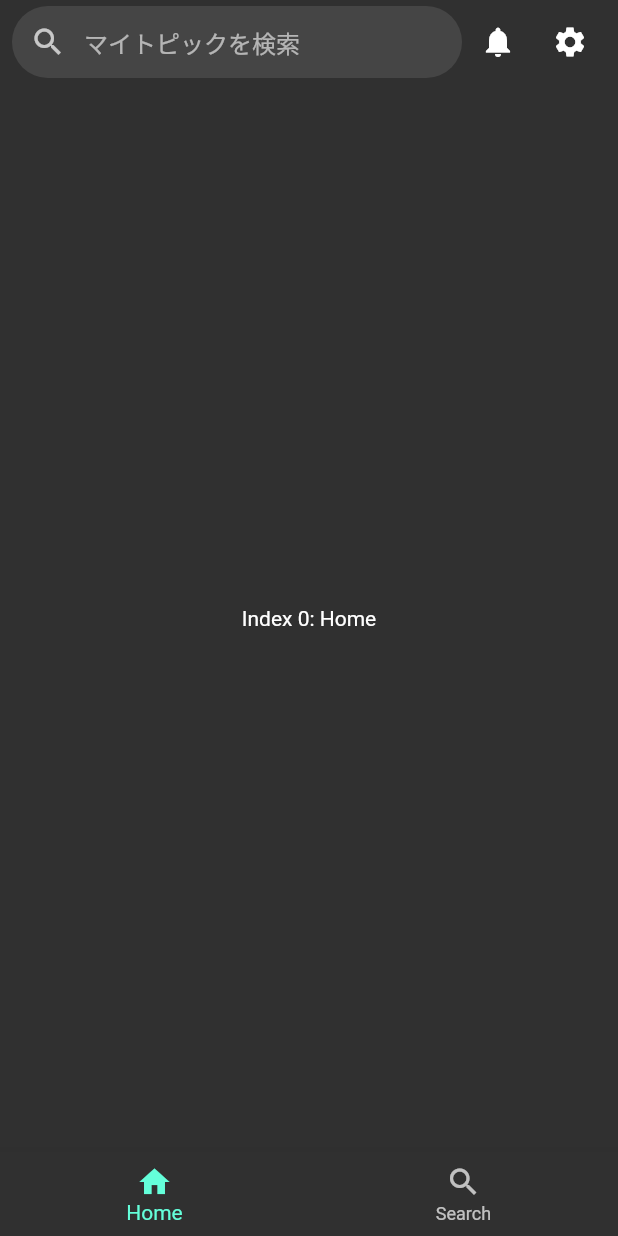
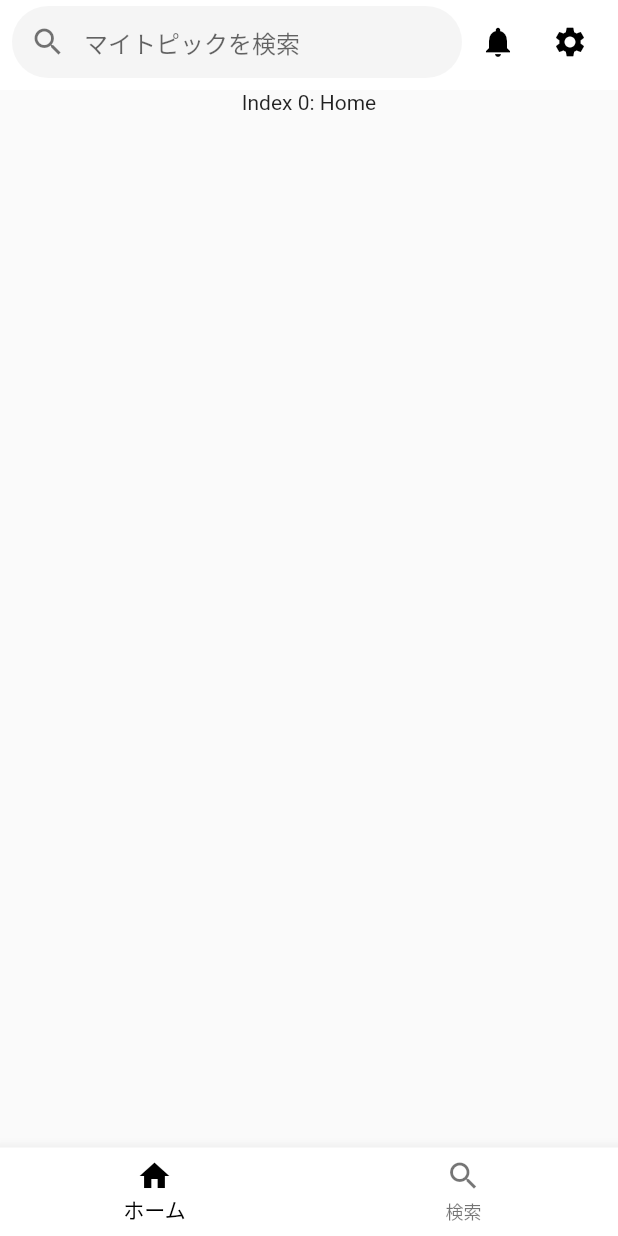
Before and after one commit to takeruk-com/chatachata, a Flutter app: the screen it shows after launch, on a phone screen of 412 x 824 dp. Run offline on Flutter 3.47's test engine with Material 2 defaults, Android fonts, the phone set to English and light mode, and no system bars.

Commit message:
追加：AppBarをSliverAppBarに変更とデザインの修正
SliverAppBarに変更しスワイプ時にAppBarが隠れるようにした。
ライトモードとダークモードのデザインを修正した。

```diff
--- a/flutter_application/lib/bar/bar_widget.dart
+++ b/flutter_application/lib/bar/bar_widget.dart
@@ -30,11 +30,11 @@ class _BarWidgetState extends State<BarWidget> {
         items: const <BottomNavigationBarItem>[
           BottomNavigationBarItem(
             icon: Icon(Icons.home),
-            label: 'Home',
+            label: 'ホーム',
           ),
           BottomNavigationBarItem(
             icon: Icon(Icons.search),
-            label: 'Search',
+            label: '検索',
           ),
         ],
         currentIndex: _selectedIndex,
--- a/flutter_application/lib/home/home_page.dart
+++ b/flutter_application/lib/home/home_page.dart
@@ -17,11 +17,12 @@ class _HomePageState extends State<HomePage> {
   @override
   Widget build(BuildContext context) {
     return Scaffold(
-        appBar: AppBar(
+      body: CustomScrollView(
+        slivers: [
+          SliverAppBar(
             title: Padding(
               padding: const EdgeInsets.only(left: 8),
               child: TextField(
-              cursorColor: Colors.white,
                 onTap: () {
                   setState(() {
                     _searchBoolean = true;
@@ -32,7 +33,6 @@ class _HomePageState extends State<HomePage> {
                   hintText: "マイトピックを検索",
                   prefixIcon: const Icon(
                     Icons.search,
-                  color: Colors.white70,
                   ),
                   suffixIcon: Visibility(
                     visible: _searchBoolean,
@@ -42,7 +42,6 @@ class _HomePageState extends State<HomePage> {
                       },
                       icon: const Icon(
                         Icons.clear,
-                      color: Colors.white,
                         size: 15,
                       ),
                     ),
@@ -104,20 +103,28 @@ class _HomePageState extends State<HomePage> {
                         borderRadius: BorderRadius.all(Radius.circular(30)),
                       ),
                     ),
-                  child: const Text(
+                    child: Text(
                       "キャンセル",
-                    style: TextStyle(color: Colors.white70),
+                      style: Theme.of(context).brightness == Brightness.dark
+                          ? const TextStyle(color: Colors.white70)
+                          : const TextStyle(color: Colors.black54),
                     ),
                   ),
                 ),
               ),
             ],
+            expandedHeight: 60,
+            floating: true,
             titleSpacing: 0,
             elevation: 0,
-          backgroundColor: Colors.transparent,
           ),
-        body: !_searchBoolean
+          SliverToBoxAdapter(
+            child: !_searchBoolean
                 ? const Center(child: Text('Index 0: Home'))
-            : const Center(child: Text('マイトピックを検索')));
+                : const Center(child: Text('マイトピックを検索')),
+          ),
+        ],
+      ),
+    );
   }
 }
--- a/flutter_application/lib/main.dart
+++ b/flutter_application/lib/main.dart
@@ -12,9 +12,37 @@ class MyApp extends StatelessWidget {
   Widget build(BuildContext context) {
     return MaterialApp(
       title: 'Flutter Demo',
-      theme: ThemeData.light(),
-      darkTheme: ThemeData.dark(),
-      themeMode: ThemeMode.dark,
+      theme: ThemeData(
+        brightness: Brightness.light,
+        appBarTheme: const AppBarTheme(
+          backgroundColor: Colors.white,
+          titleTextStyle: TextStyle(color: Colors.black, fontSize: 20),
+          iconTheme: IconThemeData(color: Colors.black),
+        ),
+        textSelectionTheme:
+            const TextSelectionThemeData(cursorColor: Colors.black),
+        inputDecorationTheme: const InputDecorationTheme(
+          prefixIconColor: Colors.black54,
+          suffixIconColor: Colors.black54,
+        ),
+        bottomNavigationBarTheme: const BottomNavigationBarThemeData(
+          backgroundColor: Colors.white,
+          selectedItemColor: Colors.black,
+        ),
+      ),
+      darkTheme: ThemeData(
+        brightness: Brightness.dark,
+        appBarTheme: const AppBarTheme(backgroundColor: Colors.black),
+        textSelectionTheme:
+            const TextSelectionThemeData(cursorColor: Colors.white),
+        inputDecorationTheme: const InputDecorationTheme(
+          prefixIconColor: Colors.white70,
+          suffixIconColor: Colors.white70,
+        ),
+        bottomNavigationBarTheme:
+            const BottomNavigationBarThemeData(backgroundColor: Colors.black),
+      ),
+      themeMode: ThemeMode.light,
       home: const BarWidget(),
     );
   }
--- a/flutter_application/lib/search/search_page.dart
+++ b/flutter_application/lib/search/search_page.dart
@@ -15,11 +15,12 @@ class _SearchPageState extends State<SearchPage> {
   @override
   Widget build(BuildContext context) {
     return Scaffold(
-        appBar: AppBar(
+      body: CustomScrollView(
+        slivers: [
+          SliverAppBar(
             title: Padding(
-            padding: const EdgeInsets.only(left: 8, right: 8),
+              padding: const EdgeInsets.only(left: 8),
               child: TextField(
-              cursorColor: Colors.white,
                 onTap: () {
                   setState(() {
                     _searchBoolean = true;
@@ -30,7 +31,6 @@ class _SearchPageState extends State<SearchPage> {
                   hintText: "トピックを検索",
                   prefixIcon: const Icon(
                     Icons.search,
-                  color: Colors.white70,
                   ),
                   suffixIcon: Visibility(
                     visible: _searchBoolean,
@@ -40,7 +40,6 @@ class _SearchPageState extends State<SearchPage> {
                       },
                       icon: const Icon(
                         Icons.clear,
-                      color: Colors.white,
                         size: 15,
                       ),
                     ),
@@ -81,20 +80,28 @@ class _SearchPageState extends State<SearchPage> {
                         borderRadius: BorderRadius.all(Radius.circular(30)),
                       ),
                     ),
-                  child: const Text(
+                    child: Text(
                       "キャンセル",
-                    style: TextStyle(color: Colors.white70),
+                      style: Theme.of(context).brightness == Brightness.dark
+                          ? const TextStyle(color: Colors.white70)
+                          : const TextStyle(color: Colors.black54),
                     ),
                   ),
                 ),
               ),
             ],
+            expandedHeight: 60,
+            floating: true,
             titleSpacing: 0,
             elevation: 0,
-          backgroundColor: Colors.transparent,
           ),
-        body: !_searchBoolean
+          SliverToBoxAdapter(
+            child: !_searchBoolean
                 ? const Center(child: Text('Index 1: Search'))
-            : const Center(child: Text('トピックを検索')));
+                : const Center(child: Text('トピックを検索')),
+          ),
+        ],
+      ),
+    );
   }
 }
```
Lines whose indentation alone changed are shown as unchanged.
